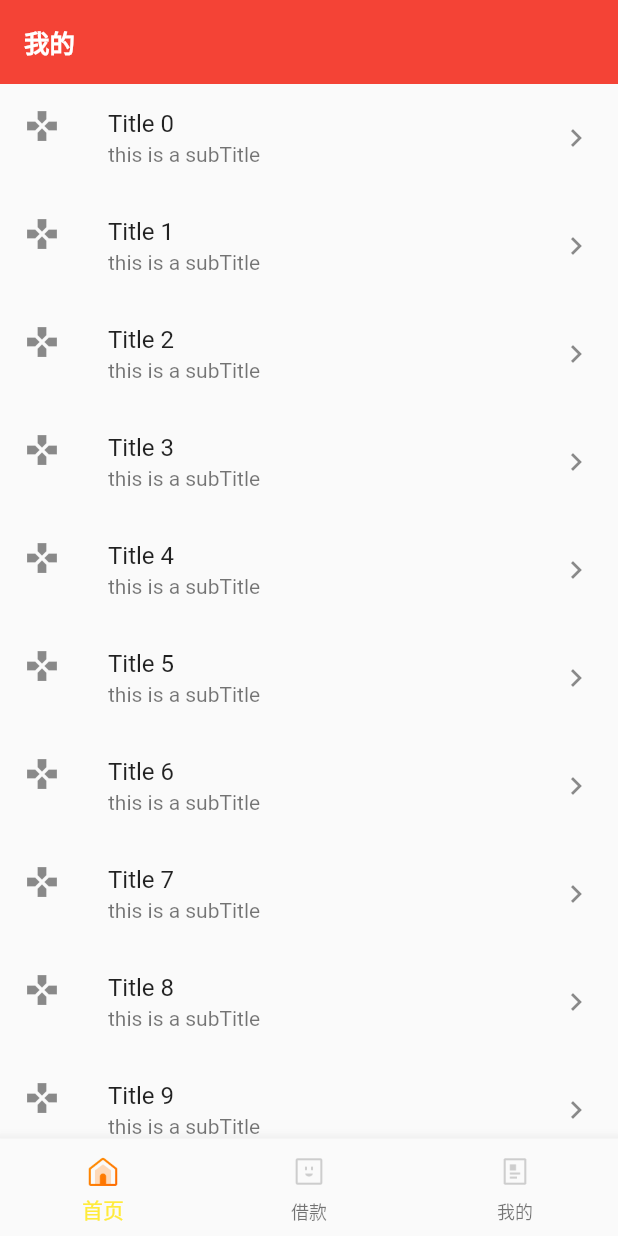
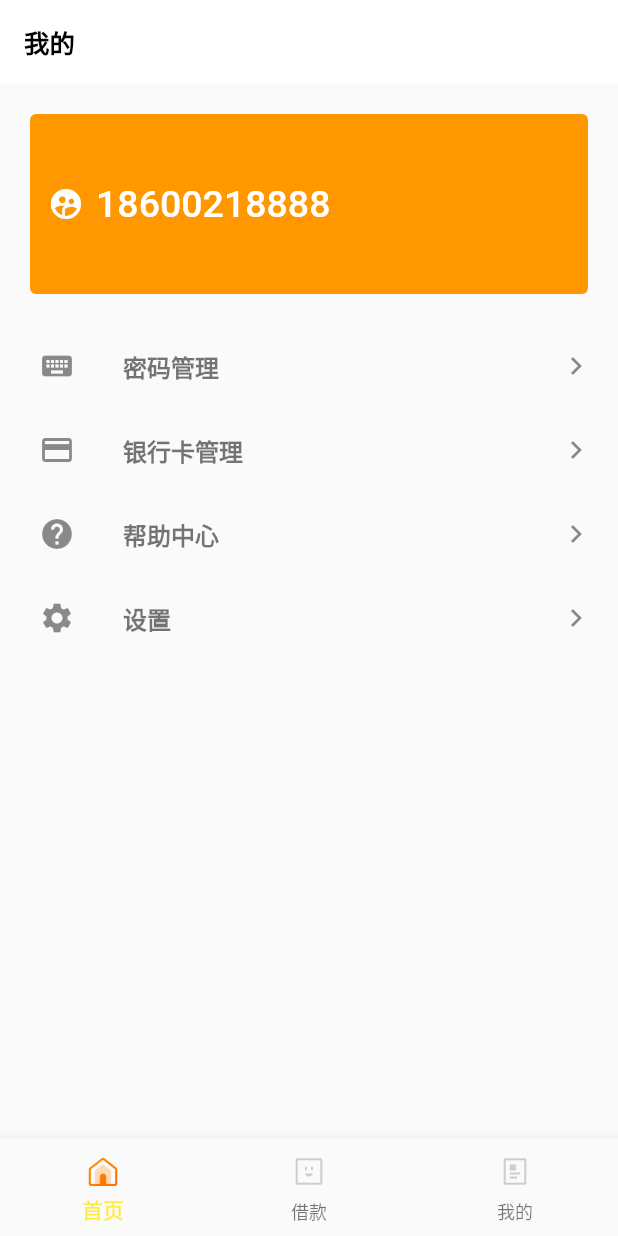
Before and after one commit to HQ-2019/FlutterDemo, a Flutter app: the screen it shows after launch, swiped to page 3, on a phone screen of 412 x 824 dp. Run offline on Flutter 3.47's test engine with Material 2 defaults, Android fonts, the phone set to English and light mode, and no system bars; our stand-ins replace flutter_swiper; network calls fail.

Commit message:
no message

```diff
--- a/demo/lib/main.dart
+++ b/demo/lib/main.dart
@@ -1,4 +1,5 @@
 import 'package:demo/navigator/TabNavigator.dart';
+import 'package:demo/pages/LoginPage.dart';
 import 'package:flutter/material.dart';
 
 void main() => runApp(MyApp());
@@ -9,6 +10,7 @@ class MyApp extends StatelessWidget {
   Widget build(BuildContext context) {
     return MaterialApp(
       title: 'Flutter Demo',
+      debugShowCheckedModeBanner: false,
       theme: ThemeData(
         // This is the theme of your application.
         //
@@ -23,6 +25,7 @@ class MyApp extends StatelessWidget {
       ),
 //      home: MyHomePage(title: 'Flutter Demo Home Page'),
       home: TabNavigator(),
+//      home: LoginPage(),
     );
   }
 }
--- a/demo/lib/navigator/TabNavigator.dart
+++ b/demo/lib/navigator/TabNavigator.dart
@@ -4,14 +4,14 @@ import 'package:demo/pages/MyPage.dart';
 import 'package:flutter/material.dart';
 
 class TabNavigator extends StatefulWidget {
+//  @override
+//  State<StatefulWidget> createState() {
+//    // TODO: implement createState
+//    return _TabNavigatorState();
+//  }
+
   @override
-  State<StatefulWidget> createState() {
-    // TODO: implement createState
-    return _TabNavigatorState();
-  }
-
-//  @override
-//  _TabNavigatorState createState() => _TabNavigatorState();
+  _TabNavigatorState createState() => _TabNavigatorState();
 }
 
 class _TabNavigatorState extends State<TabNavigator> {
@@ -37,6 +37,10 @@ class _TabNavigatorState extends State<TabNavigator> {
     initialPage: 0, // 默认显示第1个
   );
 
+  /*
+   * 初始化数据源
+   * @author huangqun by 2019/9/27.
+   */
   void initData() {
     _iconList = [
       [
@@ -57,18 +61,78 @@ class _TabNavigatorState extends State<TabNavigator> {
   }
 
   @override
-  Widget build(BuildContext context) {
+  void initState() {
+    // TODO: implement initState
+    super.initState();
+
     // 初始化数据
     initData();
+  }
 
+  @override
+  Widget build(BuildContext context) {
     // TODO: implement build
     return Scaffold(
-      body: PageView(
+      body: buildPageView(),  // 构建页面
+      bottomNavigationBar: buildBottomNavigationBar(),  // 构建底部导航器
+    );
+  }
+
+  // 测试代码
+  List<Widget> testPageView() {
+    return <Widget>[
+      Container(
+        color: Colors.yellow,
+        child: Center(
+          child: Text(
+            '第一个pageView',
+            style: TextStyle(color: Colors.white, fontSize: 20.0),
+          ),
+        ),
+      ),
+      Container(
+        color: Colors.red,
+        child: Center(
+          child: Text(
+            '第二个pageView',
+            style: TextStyle(color: Colors.white, fontSize: 20.0),
+          ),
+        ),
+      ),
+      Container(
+        color: Colors.green,
+        child: Center(
+          child: Text(
+            '第三个pageView',
+            style: TextStyle(color: Colors.white, fontSize: 20.0),
+          ),
+        ),
+      )
+    ];
+  }
+
+  /*
+   * 创建page页面
+   * @author huangqun by 2019/9/27.
+   */
+  Widget buildPageView() {
+    return PageView(
       controller: _controller,
       physics: NeverScrollableScrollPhysics(), // 禁止滚动
       children: _pageList,
-      ),
-      bottomNavigationBar: BottomNavigationBar(
+//        children: testPageView(),
+      onPageChanged: (index) {
+        print('页面切换到 index ${index}');
+      },
+    );
+  }
+
+  /*
+   * 创建底部导航器
+   * @author huangqun by 2019/9/27.
+   */
+  Widget buildBottomNavigationBar() {
+    return BottomNavigationBar(
       currentIndex: _currentIndex,
       // 设置tabbar点击
       onTap: (index) {
@@ -99,7 +163,6 @@ class _TabNavigatorState extends State<TabNavigator> {
 //                )
 //            )
 //          ]
-      ),
     );
   }
 
--- a/demo/lib/pages/LoanListPage.dart
+++ b/demo/lib/pages/LoanListPage.dart
@@ -16,7 +16,7 @@ class _LoanListPageState extends State<LoanListPage> {
           style: TextStyle(
               fontSize: 17.0, fontWeight: FontWeight.bold, color: Colors.white),
         ),
-        backgroundColor: Colors.blue,
+        backgroundColor: Colors.orange,
         elevation: 0, // 去掉阴影
       ),
       body: Center(
--- a/demo/lib/pages/MyPage.dart
+++ b/demo/lib/pages/MyPage.dart
@@ -1,3 +1,4 @@
+import 'package:flutter/cupertino.dart';
 import 'package:flutter/material.dart';
 import 'package:demo/pages/SecondPage.dart';
 
@@ -8,9 +9,12 @@ class MyPage extends StatefulWidget {
 
 class _MyPageState extends State<MyPage> {
 // 创建列表数据
-  final _todoList =
-      List<Todo>.generate(100, (i) => Todo('Title $i', 'this is a subTitle '));
-
+  final _todoList = [
+    Todo('密码管理', Icons.keyboard),
+    Todo('银行卡管理', Icons.credit_card),
+    Todo('帮助中心', Icons.help),
+    Todo('设置', Icons.settings)
+  ];
   @override
   Widget build(BuildContext context) {
     // TODO: implement build
@@ -19,33 +23,63 @@ class _MyPageState extends State<MyPage> {
         title: Text(
           '我的',
           style: TextStyle(
-              fontSize: 17.0, fontWeight: FontWeight.bold, color: Colors.white),
+              fontSize: 17.0, fontWeight: FontWeight.bold, color: Colors.black),
         ),
-        backgroundColor: Colors.red,
+        backgroundColor: Colors.white,
         elevation: 0, // 去掉阴影
       ),
-      body: Center(
+      body: Column(
+        children: <Widget>[
+          Container(
+              height: 120,
+              margin: EdgeInsets.all(20.0),
+              decoration: BoxDecoration(
+                color: Colors.orange,
+                borderRadius: BorderRadius.all(Radius.circular(4.0)), // 设置圆角
+//                border: new Border.all(width: 1, color: Colors.green) // 设置边框
+              ),
+              child: Center(
+                child: Container(
+                  alignment: Alignment.centerLeft,
+                  child: RaisedButton.icon(
+                    onPressed: () {},
+                    elevation: 0.0,
+                    highlightElevation: 0.0,
+                    color: Colors.transparent,
+                    icon: Icon(Icons.supervised_user_circle, color: Colors.white),
+                    label: Text('18600218888', style: TextStyle(color: Colors.white, fontWeight: FontWeight.w500, fontSize: 25)),
+                  ),
+                )
+              )
+           ),
+          Expanded(
+            child: Container(
+              margin: EdgeInsets.only(left: 10),
               child: ListView.builder(
                 itemCount: _todoList.length,
                 itemBuilder: (context, index) {
                   return ListTile(
-              leading: Icon(Icons.gamepad),
-              title: Text(_todoList[index].title),
-              subtitle: Text(_todoList[index].subTitle),
+                    leading: Icon(_todoList[index].icon),
+                    title: Text(_todoList[index].title, style: TextStyle(fontWeight: FontWeight.w600, color: Colors.black54),),
                     trailing: Icon(Icons.keyboard_arrow_right),
                     // 设置点击事件
                     onTap: () {
                       Navigator.push(
                           context,
-                  MaterialPageRoute(
-                    builder: (context) =>
-                        SecondPage(title: _todoList[index].title),
-                  ),
+                          CupertinoPageRoute<void>(
+                              maintainState: false, //  是否前一个路由将保留在内存中
+                              builder: (BuildContext context) {
+                                return SecondPage(title: _todoList[index].title);
+                              }
+                          )
                       );
                     },
                   );
                 },
               ),
+            ),
+          )
+        ],
       ),
     );
   }
@@ -54,7 +88,7 @@ class _MyPageState extends State<MyPage> {
 // 创建一个数据实体类
 class Todo {
   final String title;
-  final String subTitle;
+  final IconData icon;
   // 构造函数
-  Todo(this.title, this.subTitle);
+  Todo(this.title, this.icon);
 }
```
Also changed, not shown: demo/lib/pages/HomePage.dart (+41 -34 lines), demo/lib/pages/LoginPage.dart (added, +309 -0 lines), demo/lib/pages/SecondPage.dart (+29 -10 lines). Lines whose indentation alone changed are shown as unchanged.
